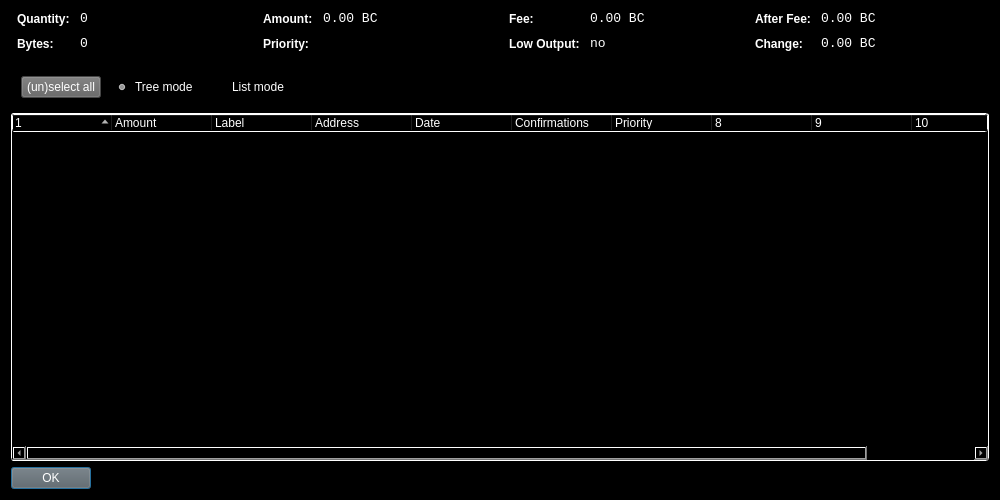
Old version of the form src/qt/forms/coincontroldialog.ui in the repository waffle-iron/DarkSilk-Release-Candidate.
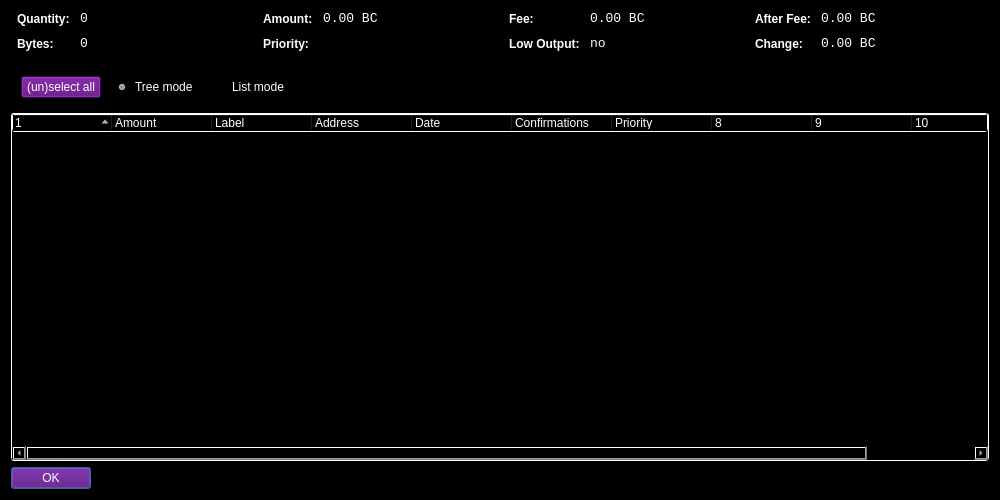
New version of the form. Custom widgets are drawn as their Qt base class.

The edit to the form file:
```diff
--- a/src/qt/forms/coincontroldialog.ui
+++ b/src/qt/forms/coincontroldialog.ui
@@ -398,8 +398,8 @@
          </property>
          <property name="styleSheet">
           <string notr="true">color: rgb(255, 255, 255);
-background-color: rgb(98, 98, 98);
-alternate-background-color: rgb(98, 98, 98);</string>
+background-color: rgb(86, 0, 120);
+alternate-background-color: rgb(86, 0, 120);</string>
          </property>
          <property name="text">
           <string>(un)select all</string>
@@ -542,8 +542,8 @@
      </property>
      <property name="styleSheet">
       <string notr="true">color: rgb(255, 255, 255);
-background-color: rgb(98, 98, 98);
-alternate-background-color: rgb(98, 98, 98);</string>
+background-color: rgb(86, 0, 120);
+alternate-background-color: rgb(86, 0, 120);</string>
      </property>
      <property name="orientation">
       <enum>Qt::Horizontal</enum>
```
